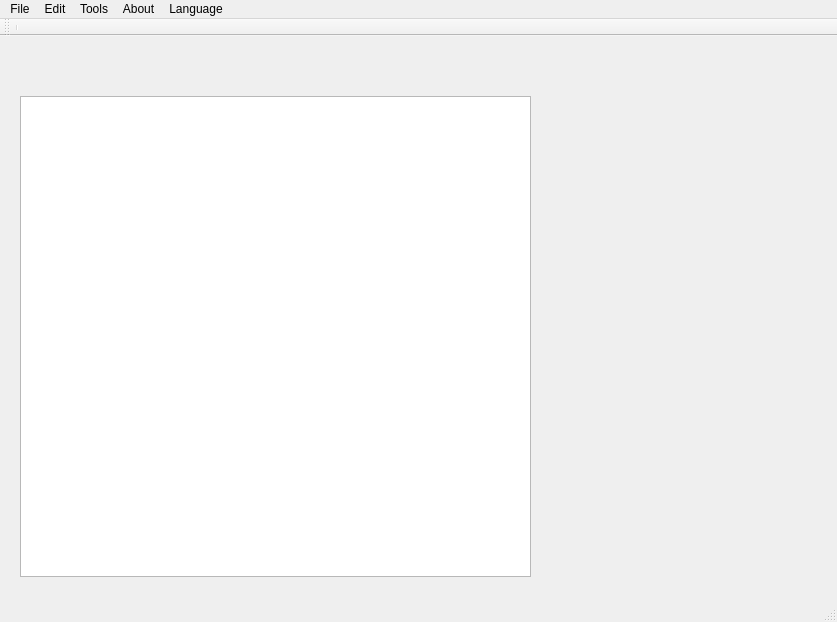
This is mainwindow.ui in Evgeny-Zorin/Qt-Catalog as Qt 5 draws it before an edit. The edited form follows.
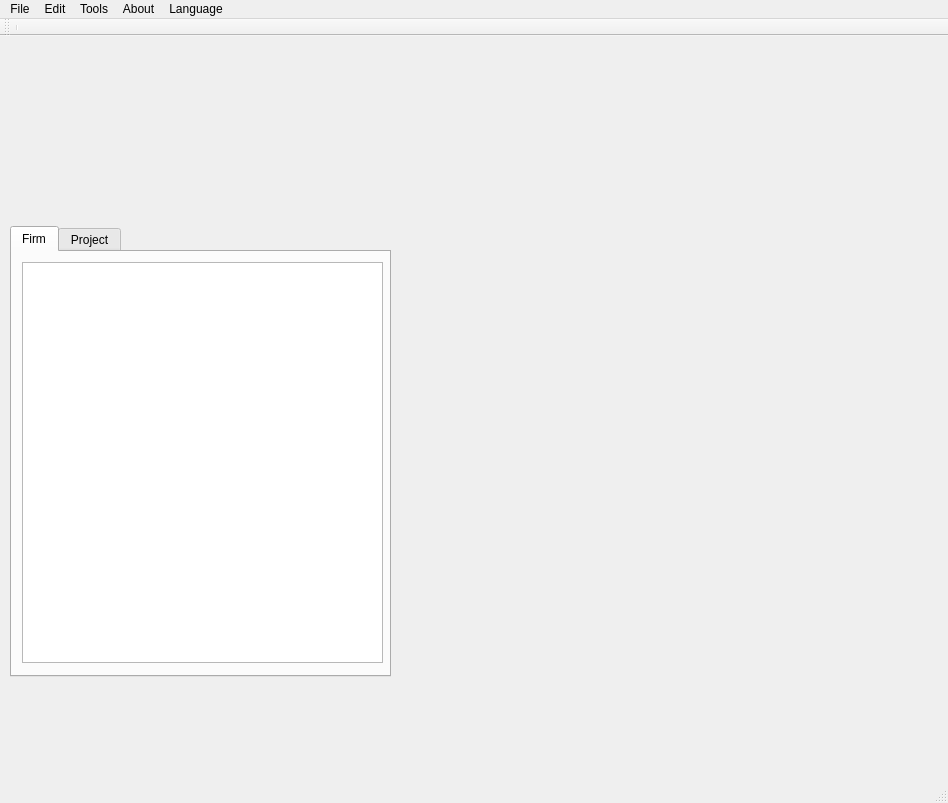
This is the edited form. Icons and pictures are not drawn.

The edit to the form file:
```diff
--- a/mainwindow.ui
+++ b/mainwindow.ui
@@ -6,22 +6,74 @@
    <rect>
     <x>0</x>
     <y>0</y>
-    <width>837</width>
-    <height>622</height>
+    <width>948</width>
+    <height>803</height>
    </rect>
   </property>
   <property name="windowTitle">
    <string>Catalog</string>
   </property>
   <widget class="QWidget" name="centralWidget">
-   <widget class="QListView" name="listView">
+   <widget class="QTabWidget" name="tabWidget">
     <property name="geometry">
      <rect>
-      <x>20</x>
-      <y>60</y>
-      <width>511</width>
-      <height>481</height>
+      <x>10</x>
+      <y>190</y>
+      <width>381</width>
+      <height>451</height>
      </rect>
+    </property>
+    <property name="currentIndex">
+     <number>0</number>
+    </property>
+    <widget class="QWidget" name="Firm_tab">
+     <attribute name="title">
+      <string>Firm</string>
+     </attribute>
+     <widget class="QListView" name="FirmlistView">
+      <property name="geometry">
+       <rect>
+        <x>10</x>
+        <y>10</y>
+        <width>361</width>
+        <height>401</height>
+       </rect>
+      </property>
+     </widget>
+    </widget>
+    <widget class="QWidget" name="Project_tab">
+     <attribute name="title">
+      <string>Project</string>
+     </attribute>
+     <widget class="QListView" name="ProjectlistView">
+      <property name="geometry">
+       <rect>
+        <x>10</x>
+        <y>10</y>
+        <width>361</width>
+        <height>401</height>
+       </rect>
+      </property>
+     </widget>
+    </widget>
+   </widget>
+   <widget class="QLabel" name="h_1_ru">
+    <property name="geometry">
+     <rect>
+      <x>0</x>
+      <y>-20</y>
+      <width>351</width>
+      <height>151</height>
+     </rect>
+    </property>
+    <property name="text">
+     <string/>
+    </property>
+    <property name="pixmap">
+     <pixmap resource="resource.qrc">:/base_img/base_img/h_1_ru.jpg</pixmap>
+    </property>
+    <property name="scaledContents">
+     <bool>false</bool>
     </property>
    </widget>
   </widget>
@@ -40,7 +92,7 @@
     <rect>
      <x>0</x>
      <y>0</y>
-     <width>837</width>
+     <width>948</width>
      <height>21</height>
     </rect>
    </property>
```
Left out of the diff: 4 changed lines with no effect on the pictures.
